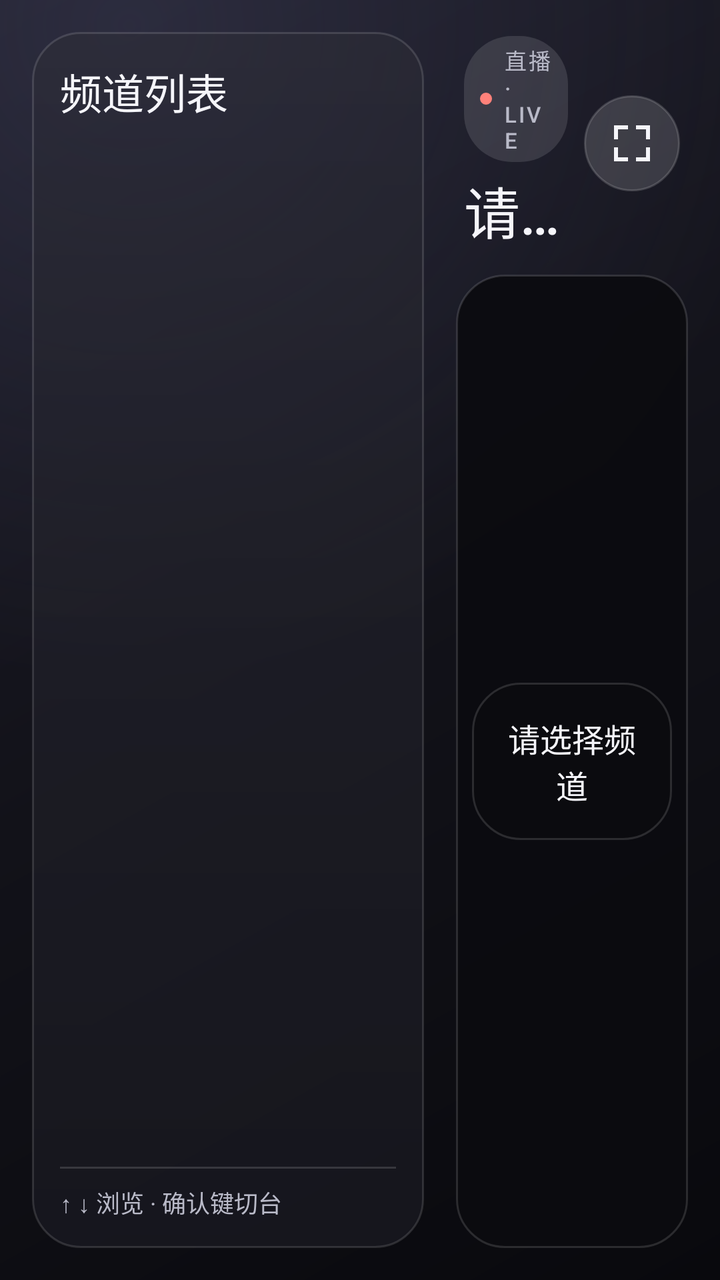
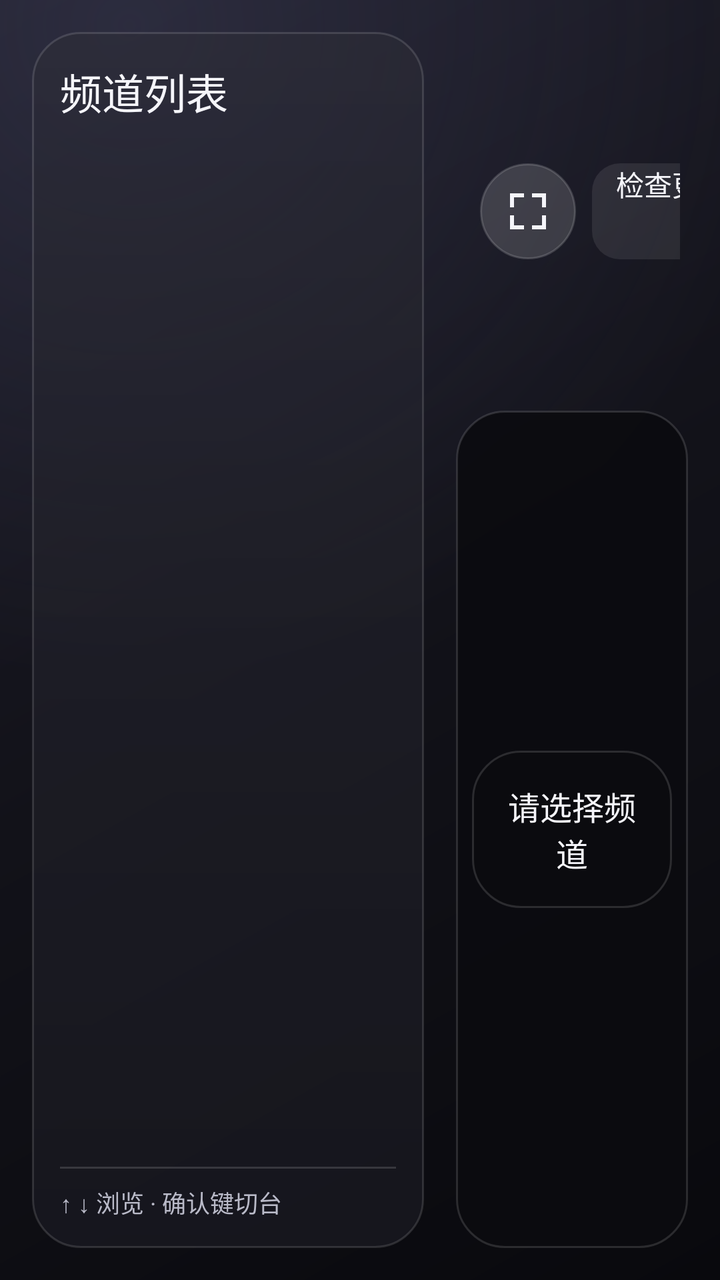

Two renders of the same Android screen: before a commit and after it. Below are the layout's source before the change and the commit's diff.
<!-- AndroidManifest.xml: application theme Theme.TVBox -->
<!-- res/layout/activity_main.xml -->
<?xml version="1.0" encoding="utf-8"?>
<RelativeLayout xmlns:android="http://schemas.android.com/apk/res/android"
    xmlns:tools="http://schemas.android.com/tools"
    android:id="@+id/live_layout"
    android:layout_width="match_parent"
    android:layout_height="match_parent"
    android:background="@drawable/live_backdrop"
    android:padding="@dimen/live_padding">

    <LinearLayout
        android:id="@+id/channel_panel"
        android:layout_width="@dimen/channel_panel_width"
        android:layout_height="match_parent"
        android:layout_marginEnd="16dp"
        android:layout_alignParentStart="true"
        android:background="@drawable/channel_panel"
        android:orientation="vertical"
        android:padding="14dp">

        <TextView
            android:layout_width="match_parent"
            android:layout_height="wrap_content"
            android:fontFamily="sans-serif-medium"
            android:text="@string/channels"
            android:textColor="@color/tv_text"
            android:textSize="21sp" />

        <TextView
            android:id="@+id/channel_summary"
            android:layout_width="match_parent"
            android:layout_height="wrap_content"
            android:layout_marginTop="3dp"
            android:layout_marginBottom="12dp"
            android:textColor="@color/tv_muted"
            android:textSize="13sp" />

        <FrameLayout
            android:id="@+id/list_container"
            android:layout_width="match_parent"
            android:layout_height="0dp"
            android:layout_weight="1" />

        <View
            android:layout_width="match_parent"
            android:layout_height="1dp"
            android:layout_marginTop="8dp"
            android:background="#24FFFFFF" />

        <TextView
            android:layout_width="match_parent"
            android:layout_height="wrap_content"
            android:layout_marginTop="8dp"
            android:ellipsize="end"
            android:maxLines="1"
            android:text="@string/channel_hint"
            android:textColor="@color/tv_muted"
            android:textSize="12sp" />
    </LinearLayout>

    <LinearLayout
        android:layout_width="match_parent"
        android:layout_height="match_parent"
        android:layout_alignParentEnd="true"
        android:layout_toEndOf="@id/channel_panel"
        android:orientation="vertical">

        <LinearLayout
            android:id="@+id/playback_header"
            android:layout_width="match_parent"
            android:layout_height="wrap_content"
            android:layout_marginBottom="12dp"
            android:baselineAligned="false"
            android:gravity="center_vertical"
            android:orientation="horizontal"
            android:paddingStart="4dp"
            android:paddingTop="2dp"
            android:paddingEnd="4dp">

            <LinearLayout
                android:layout_width="0dp"
                android:layout_height="wrap_content"
                android:layout_weight="1"
                android:orientation="vertical">

                <TextView
                    android:layout_width="wrap_content"
                    android:layout_height="wrap_content"
                    android:background="@drawable/live_badge"
                    android:drawableStart="@drawable/live_dot"
                    android:drawablePadding="6dp"
                    android:fontFamily="sans-serif-medium"
                    android:includeFontPadding="false"
                    android:letterSpacing="0.08"
                    android:paddingStart="8dp"
                    android:paddingTop="4dp"
                    android:paddingEnd="8dp"
                    android:paddingBottom="4dp"
                    android:text="@string/live_label"
                    android:textColor="@color/tv_muted"
                    android:textSize="11sp" />

                <TextView
                    android:id="@+id/playing_title"
                    android:layout_width="match_parent"
                    android:layout_height="wrap_content"
                    android:layout_marginTop="4dp"
                    android:ellipsize="end"
                    android:fontFamily="sans-serif-medium"
                    android:maxLines="1"
                    android:text="@string/select_channel"
                    android:textColor="@color/tv_text"
                    android:textSize="28sp" />
            </LinearLayout>

            <ImageButton
                android:id="@+id/fullscreen_button"
                android:layout_width="48dp"
                android:layout_height="48dp"
                android:layout_marginStart="8dp"
                android:background="@drawable/fullscreen_control"
                android:contentDescription="@string/fullscreen"
                android:nextFocusLeft="@id/browse_grid"
                android:scaleType="center"
                android:src="@drawable/ic_fullscreen" />
        </LinearLayout>

        <FrameLayout
            android:id="@+id/vlc_preview_container"
            android:layout_width="match_parent"
            android:layout_height="0dp"
            android:layout_weight="1"
            android:background="@drawable/preview_frame"
            android:defaultFocusHighlightEnabled="false"
            android:descendantFocusability="blocksDescendants"
            android:focusable="false"
            android:padding="@dimen/preview_inset"
            tools:targetApi="26">

            <TextView
                android:id="@+id/playback_status"
                android:layout_width="wrap_content"
                android:layout_height="wrap_content"
                android:layout_gravity="center"
                android:accessibilityLiveRegion="polite"
                android:background="@drawable/preview_frame"
                android:gravity="center"
                android:padding="16dp"
                android:text="@string/select_channel"
                android:textColor="@color/tv_text"
                android:textSize="16sp" />

            <LinearLayout
                android:id="@+id/fullscreen_hint"
                android:layout_width="wrap_content"
                android:layout_height="wrap_content"
                android:layout_gravity="bottom|center_horizontal"
                android:layout_marginBottom="24dp"
                android:background="@drawable/preview_frame"
                android:gravity="center_vertical"
                android:orientation="horizontal"
                android:paddingStart="8dp"
                android:paddingEnd="16dp"
                android:visibility="gone">

                <ImageView
                    android:layout_width="40dp"
                    android:layout_height="40dp"
                    android:importantForAccessibility="no"
                    android:src="@drawable/ic_launcher_foreground" />

                <TextView
                    android:layout_width="wrap_content"
                    android:layout_height="wrap_content"
                    android:accessibilityLiveRegion="polite"
                    android:text="@string/fullscreen_hint"
                    android:textColor="@color/tv_text"
                    android:textSize="14sp"
                    android:translationY="-1dp" />
            </LinearLayout>
        </FrameLayout>
    </LinearLayout>
</RelativeLayout>
<!-- resources referenced by this layout -->
<resources>
  <color name="tv_muted">#B9BAC8</color>
  <color name="tv_text">#F5F5FA</color>
  <dimen name="channel_panel_width">196dp</dimen>
  <dimen name="live_padding">16dp</dimen>
  <dimen name="preview_inset">8dp</dimen>
  <!-- drawable channel_panel (drawable) -->
  <?xml version="1.0" encoding="utf-8"?>
  <shape xmlns:android="http://schemas.android.com/apk/res/android">
      <gradient
          android:angle="270"
          android:startColor="#842C2C36"
          android:endColor="#B8191921" />
      <stroke android:width="1dp" android:color="#22FFFFFF" />
      <corners android:radius="24dp" />
  </shape>
  <!-- drawable ic_fullscreen (drawable) -->
  <?xml version="1.0" encoding="utf-8"?>
  <vector xmlns:android="http://schemas.android.com/apk/res/android"
      android:width="24dp"
      android:height="24dp"
      android:viewportWidth="24"
      android:viewportHeight="24">
      <path
          android:fillColor="@color/tv_text"
          android:pathData="M3,3h7v2H5v5H3zM14,3h7v7h-2V5h-5zM3,14h2v5h5v2H3zM19,14h2v7h-7v-2h5z" />
  </vector>
  <!-- drawable ic_launcher_foreground: vector/xml drawable (drawable, 5571 chars, omitted) -->
  <!-- drawable live_badge (drawable) -->
  <?xml version="1.0" encoding="utf-8"?>
  <shape xmlns:android="http://schemas.android.com/apk/res/android">
      <solid android:color="#1FFFFFFF" />
      <corners android:radius="24dp" />
  </shape>
  <!-- drawable live_dot (drawable) -->
  <?xml version="1.0" encoding="utf-8"?>
  <shape xmlns:android="http://schemas.android.com/apk/res/android" android:shape="oval">
      <size android:width="6dp" android:height="6dp" />
      <solid android:color="#FF817A" />
  </shape>
  <!-- drawable preview_frame (drawable) -->
  <?xml version="1.0" encoding="utf-8"?>
  <shape xmlns:android="http://schemas.android.com/apk/res/android">
      <solid android:color="#EB0B0B10" />
      <stroke android:width="1dp" android:color="#22FFFFFF" />
      <corners android:radius="24dp" />
  </shape>
  <string name="channel_hint">↑ ↓ 浏览 · 确认键切台</string>
  <string name="channels">频道列表</string>
  <string name="fullscreen">全屏</string>
  <string name="fullscreen_hint">按返回键退出全屏</string>
  <string name="live_label">直播 · LIVE</string>
  <string name="select_channel">请选择频道</string>
  <style name="Theme.TVBox" parent="Theme.Leanback">
          <item name="android:windowBackground">@color/tv_background</item>
          <item name="android:windowOverscan">false</item>
          <item name="android:windowTranslucentStatus">false</item>
          <item name="android:windowTranslucentNavigation">false</item>
          <item name="android:statusBarColor">@color/tv_background</item>
          <item name="android:navigationBarColor">@color/tv_background</item>
          <item name="android:colorAccent">@color/tv_accent</item>
      </style>
  <color name="tv_focus_ring">#E7E8F1</color>
  <color name="tv_background">#09090D</color>
  <dimen name="ambient_glow_radius">330dp</dimen>
  <color name="tv_accent">#C1C9FF</color>
  <!-- unchanged entries left out for length: 2 -->
</resources>

<!-- the commit's change to res/layout/activity_main.xml (unified diff, before → after) -->
@@ -120,8 +120,23 @@
                 android:background="@drawable/fullscreen_control"
                 android:contentDescription="@string/fullscreen"
                 android:nextFocusLeft="@id/browse_grid"
+                android:nextFocusRight="@+id/check_update_button"
                 android:scaleType="center"
                 android:src="@drawable/ic_fullscreen" />
+
+            <Button
+                android:id="@id/check_update_button"
+                android:layout_width="wrap_content"
+                android:layout_height="48dp"
+                android:layout_marginStart="8dp"
+                android:background="@drawable/tv_focus"
+                android:minWidth="0dp"
+                android:nextFocusLeft="@id/fullscreen_button"
+                android:paddingStart="12dp"
+                android:paddingEnd="12dp"
+                android:text="@string/update_check"
+                android:textColor="@color/tv_text"
+                android:textSize="14sp" />
         </LinearLayout>
 
         <FrameLayout
@@ -166,7 +181,8 @@
                     android:layout_width="40dp"
                     android:layout_height="40dp"
                     android:importantForAccessibility="no"
-                    android:src="@drawable/ic_launcher_foreground" />
+                    android:padding="8dp"
+                    android:src="@drawable/ic_app_logo" />
 
                 <TextView
                     android:layout_width="wrap_content"
<!-- resource entries referenced after the edit -->
@@ -15,6 +15,7 @@
       <stroke android:width="1dp" android:color="#22FFFFFF" />
       <corners android:radius="24dp" />
   </shape>
+  <!-- drawable ic_app_logo: vector/xml drawable (drawable, 5566 chars, omitted) -->
   <!-- drawable ic_fullscreen (drawable) -->
   <?xml version="1.0" encoding="utf-8"?>
   <vector xmlns:android="http://schemas.android.com/apk/res/android"
@@ -26,7 +27,6 @@
           android:fillColor="@color/tv_text"
           android:pathData="M3,3h7v2H5v5H3zM14,3h7v7h-2V5h-5zM3,14h2v5h5v2H3zM19,14h2v7h-7v-2h5z" />
   </vector>
-  <!-- drawable ic_launcher_foreground: vector/xml drawable (drawable, 5571 chars, omitted) -->
   <!-- drawable live_badge (drawable) -->
   <?xml version="1.0" encoding="utf-8"?>
   <shape xmlns:android="http://schemas.android.com/apk/res/android">
@@ -46,12 +46,26 @@
       <stroke android:width="1dp" android:color="#22FFFFFF" />
       <corners android:radius="24dp" />
   </shape>
+  <!-- drawable tv_focus (drawable) -->
+  <?xml version="1.0" encoding="utf-8"?>
+  <selector xmlns:android="http://schemas.android.com/apk/res/android"
+      android:exitFadeDuration="110">
+      <item android:state_pressed="true" android:drawable="@drawable/tv_focused" />
+      <item android:state_focused="true" android:drawable="@drawable/tv_focused" />
+      <item>
+          <shape>
+              <solid android:color="#16FFFFFF" />
+              <corners android:radius="14dp" />
+          </shape>
+      </item>
+  </selector>
   <string name="channel_hint">↑ ↓ 浏览 · 确认键切台</string>
   <string name="channels">频道列表</string>
   <string name="fullscreen">全屏</string>
   <string name="fullscreen_hint">按返回键退出全屏</string>
   <string name="live_label">直播 · LIVE</string>
   <string name="select_channel">请选择频道</string>
+  <string name="update_check">检查更新</string>
   <style name="Theme.TVBox" parent="Theme.Leanback">
           <item name="android:windowBackground">@color/tv_background</item>
           <item name="android:windowOverscan">false</item>
@@ -64,6 +78,16 @@
   <color name="tv_focus_ring">#E7E8F1</color>
   <color name="tv_background">#09090D</color>
   <dimen name="ambient_glow_radius">330dp</dimen>
+  <!-- drawable tv_focused (drawable) -->
+  <?xml version="1.0" encoding="utf-8"?>
+  <shape xmlns:android="http://schemas.android.com/apk/res/android">
+      <gradient
+          android:angle="270"
+          android:startColor="#666678"
+          android:endColor="#393946" />
+      <stroke android:width="2dp" android:color="@color/tv_focus_ring" />
+      <corners android:radius="14dp" />
+  </shape>
   <color name="tv_accent">#C1C9FF</color>
   <!-- unchanged entries left out for length: 2 -->
 </resources>
